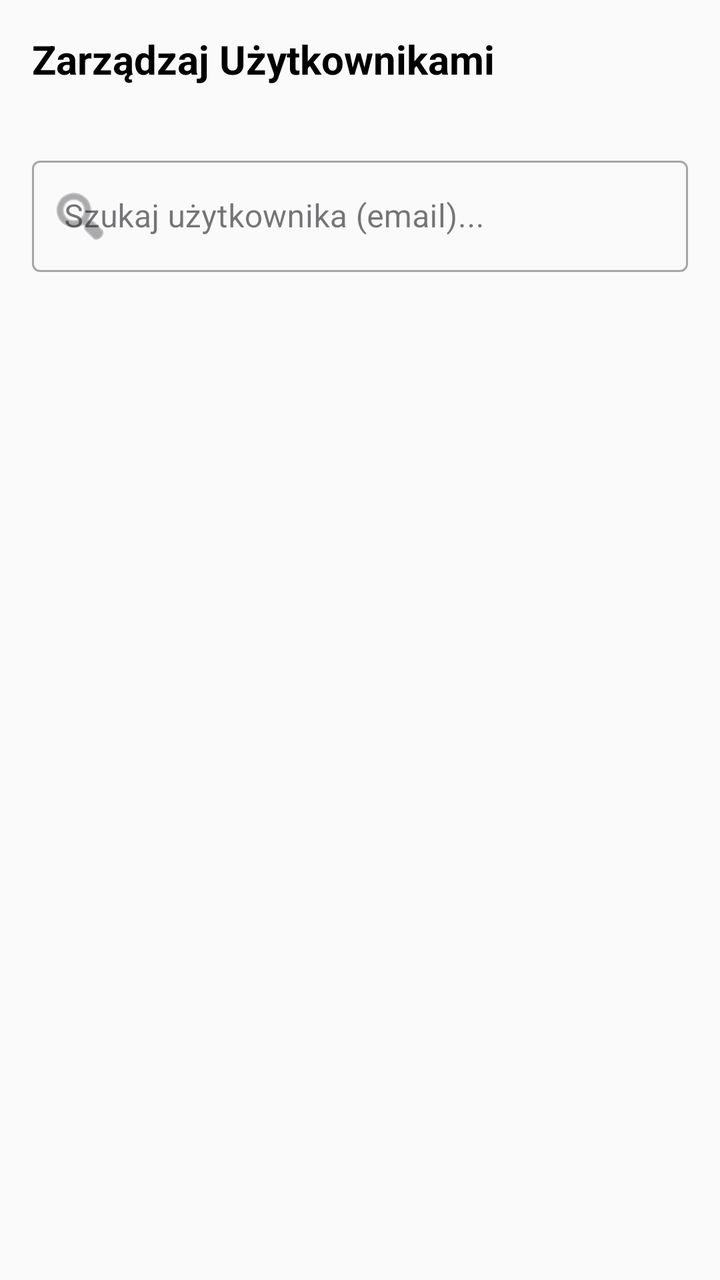
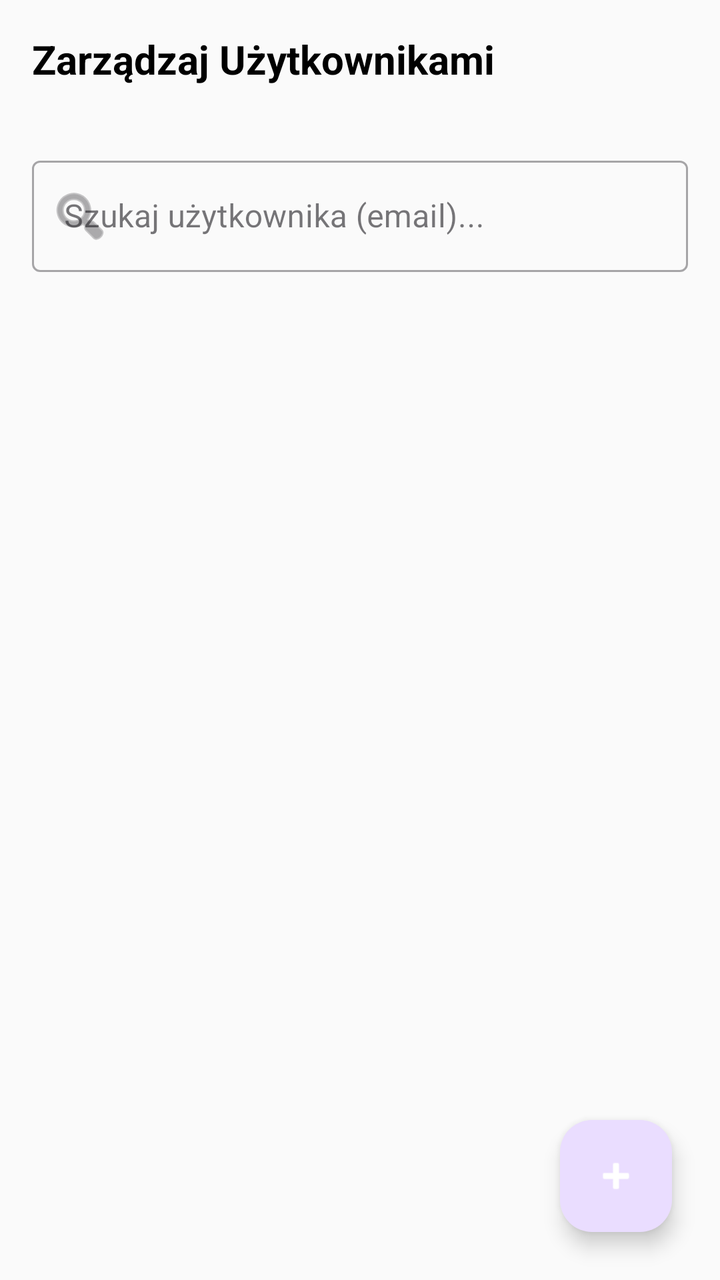

The first picture is an Android layout as it rendered before a commit; the second is the same layout after the commit. The layout source and the unified diff follow.
<!-- AndroidManifest.xml: application theme Theme.SchoolSpace -->
<!-- res/layout/fragment_manage_users.xml -->
<?xml version="1.0" encoding="utf-8"?>
<LinearLayout xmlns:android="http://schemas.android.com/apk/res/android"
    xmlns:app="http://schemas.android.com/apk/res-auto"
    android:layout_width="match_parent"
    android:layout_height="match_parent"
    android:orientation="vertical"
    android:background="@color/background">

    <TextView
        android:layout_width="wrap_content"
        android:layout_height="wrap_content"
        android:text="Zarządzaj Użytkownikami"
        android:textSize="20sp"
        android:textStyle="bold"
        android:layout_margin="16dp"
        android:textColor="@color/text_primary" />

    <com.google.android.material.textfield.TextInputLayout
        android:layout_width="match_parent"
        android:layout_height="wrap_content"
        android:layout_margin="16dp"
        android:hint="Szukaj użytkownika (email)..."
        style="@style/Widget.MaterialComponents.TextInputLayout.OutlinedBox"
        app:startIconDrawable="@android:drawable/ic_menu_search">

        <com.google.android.material.textfield.TextInputEditText
            android:id="@+id/etSearchUser"
            android:layout_width="match_parent"
            android:layout_height="wrap_content"
            android:inputType="textEmailAddress" />
    </com.google.android.material.textfield.TextInputLayout>

    <androidx.recyclerview.widget.RecyclerView
        android:id="@+id/rvUsers"
        android:layout_width="match_parent"
        android:layout_height="match_parent"
        android:clipToPadding="false"
        android:paddingBottom="16dp"
        app:layoutManager="androidx.recyclerview.widget.LinearLayoutManager" />

</LinearLayout>
<!-- resources referenced by this layout -->
<resources>
  <color name="background">#FFFAFAFA</color>
  <color name="text_primary">#000000</color>
  <style name="Theme.SchoolSpace" parent="Theme.Material3.DayNight.NoActionBar">
          
          <item name="colorPrimary">@color/primary</item>
          <item name="android:colorBackground">@color/background</item>
          <item name="android:textColor">@color/text_primary</item>
  
          
          <item name="android:statusBarColor">@color/primary</item>
          <item name="android:windowLightStatusBar" tools:targetApi="m">false</item>
  
          
          <item name="android:navigationBarColor">@color/background</item>
          <item name="android:windowLightNavigationBar" tools:targetApi="27">true</item>
      </style>
  <color name="primary">#6200EE</color>
</resources>

<!-- the commit's change to res/layout/fragment_manage_users.xml (unified diff, before → after) -->
@@ -30,12 +30,28 @@
             android:inputType="textEmailAddress" />
     </com.google.android.material.textfield.TextInputLayout>
 
-    <androidx.recyclerview.widget.RecyclerView
-        android:id="@+id/rvUsers"
+    <androidx.constraintlayout.widget.ConstraintLayout
         android:layout_width="match_parent"
-        android:layout_height="match_parent"
-        android:clipToPadding="false"
-        android:paddingBottom="16dp"
-        app:layoutManager="androidx.recyclerview.widget.LinearLayoutManager" />
+        android:layout_height="match_parent">
 
+        <androidx.recyclerview.widget.RecyclerView
+            android:id="@+id/rvUsers"
+            android:layout_width="match_parent"
+            android:layout_height="match_parent"
+            android:clipToPadding="false"
+            android:paddingBottom="88dp"
+            app:layoutManager="androidx.recyclerview.widget.LinearLayoutManager" />
+
+        <com.google.android.material.floatingactionbutton.FloatingActionButton
+            android:id="@+id/fabAddUser"
+            android:layout_width="wrap_content"
+            android:layout_height="wrap_content"
+            android:layout_margin="24dp"
+            android:src="@android:drawable/ic_input_add"
+            app:layout_constraintBottom_toBottomOf="parent"
+            app:layout_constraintEnd_toEndOf="parent"
+            app:tint="@android:color/white"
+            android:contentDescription="Dodaj użytkownika" />
+
+    </androidx.constraintlayout.widget.ConstraintLayout>
 </LinearLayout>
